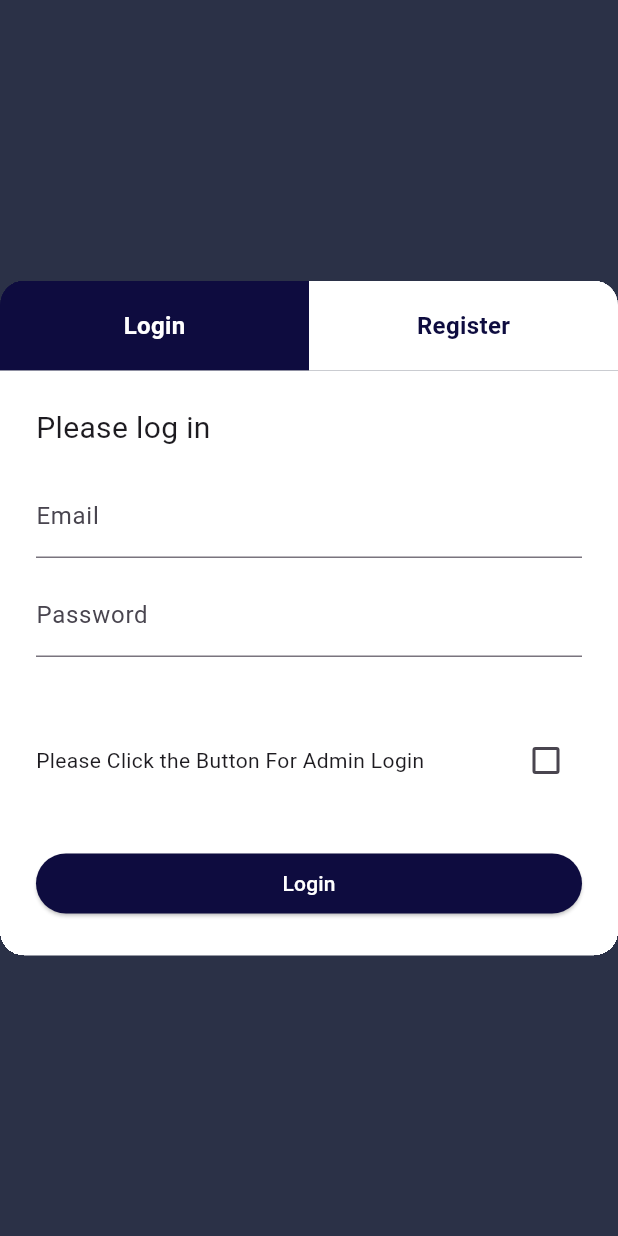
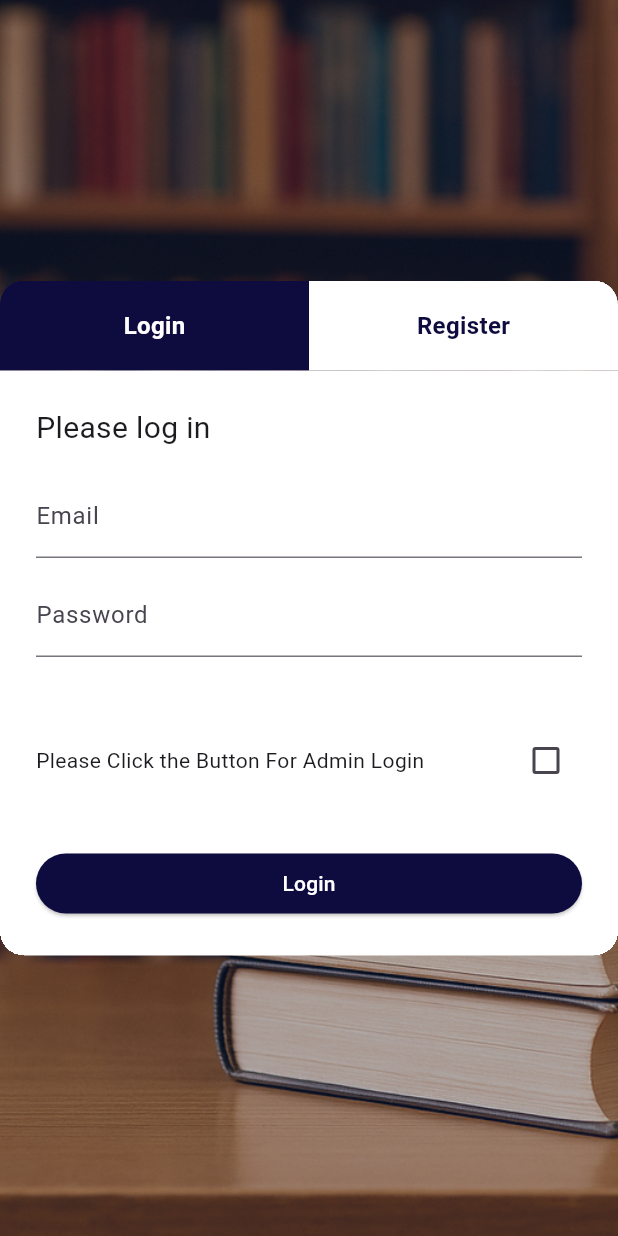
Before and after one commit to okayhamamci/LibraryAppGitHub, a Flutter app: the screen it shows after launch, on a phone screen of 412 x 824 dp. Run offline on Flutter 3.47's test engine with Material 3 defaults, Android fonts, the phone set to English and light mode, and no system bars; our stand-ins replace shared_preferences.

Commit message:
ui chnage

```diff
--- a/LibraryApp/obj/Debug/net8.0/LibraryApp.sourcelink.json
+++ b/LibraryApp/obj/Debug/net8.0/LibraryApp.sourcelink.json
@@ -1 +1 @@
-{"documents":{"C:\\Users\\HP\\Desktop\\GitHub\\LibraryAppGitHub\\*":"https://raw.githubusercontent.com/okayhamamci/LibraryAppGitHub/bcc3db9140e698af34e55ddb739cc3d5176c74ac/*"}}
+{"documents":{"C:\\Users\\HP\\Desktop\\GitHub\\LibraryAppGitHub\\*":"https://raw.githubusercontent.com/okayhamamci/LibraryAppGitHub/97d853f8710ac0fea8d3cf51774217846986b214/*"}}
--- a/LibraryApp/obj/Debug/net8.0/rjsmcshtml.dswa.cache.json
+++ b/LibraryApp/obj/Debug/net8.0/rjsmcshtml.dswa.cache.json
@@ -1 +1 @@
-{"GlobalPropertiesHash":"hPTlWUdnekGiNd+O3SP3hiOmHe3kpSJKZwK605gVr2M=","FingerprintPatternsHash":"8ZRc1sGeVrPBx4lD717BgRaQekyh78QKV9SKsdt638U=","PropertyOverridesHash":"8ZRc1sGeVrPBx4lD717BgRaQekyh78QKV9SKsdt638U=","InputHashes":["\u002B\u002BAYDRHPYMd2B2zIhtdjKvNXtxloueH0GAVh6jP4Q8U=","9nvg3jztdJSXDTa4mCXomkiUEy\u002BmS24KzhvdirgJ8pU=","u9iLZ19qDll5DrlLUSHJCicZzuoMOysvc8x4W2u8Ow8=","XAFu3zQGZquIecGvXBMlaLT0xvRyipm3OENDP2B2OTc=","AHWRYLT7WBfSQF\u002BXtAcroQJT0vCQFovYJf0X1NB0Wao="],"CachedAssets":{},"CachedCopyCandidates":{}}
+{"GlobalPropertiesHash":"hPTlWUdnekGiNd+O3SP3hiOmHe3kpSJKZwK605gVr2M=","FingerprintPatternsHash":"8ZRc1sGeVrPBx4lD717BgRaQekyh78QKV9SKsdt638U=","PropertyOverridesHash":"8ZRc1sGeVrPBx4lD717BgRaQekyh78QKV9SKsdt638U=","InputHashes":["\u002B\u002BAYDRHPYMd2B2zIhtdjKvNXtxloueH0GAVh6jP4Q8U=","9nvg3jztdJSXDTa4mCXomkiUEy\u002BmS24KzhvdirgJ8pU=","u9iLZ19qDll5DrlLUSHJCicZzuoMOysvc8x4W2u8Ow8=","XAFu3zQGZquIecGvXBMlaLT0xvRyipm3OENDP2B2OTc=","ksB7fr\u002Bq583OLn7u5N61d/SiDitw5PnDv/oHfMELdpE="],"CachedAssets":{},"CachedCopyCandidates":{}}
--- a/LibraryApp/obj/Debug/net8.0/rjsmrazor.dswa.cache.json
+++ b/LibraryApp/obj/Debug/net8.0/rjsmrazor.dswa.cache.json
@@ -1 +1 @@
-{"GlobalPropertiesHash":"L9Ss8nrZWKveqYDmx/lJ5jkf5zdt734br2NHzKdZohw=","FingerprintPatternsHash":"8ZRc1sGeVrPBx4lD717BgRaQekyh78QKV9SKsdt638U=","PropertyOverridesHash":"8ZRc1sGeVrPBx4lD717BgRaQekyh78QKV9SKsdt638U=","InputHashes":["\u002B\u002BAYDRHPYMd2B2zIhtdjKvNXtxloueH0GAVh6jP4Q8U=","9nvg3jztdJSXDTa4mCXomkiUEy\u002BmS24KzhvdirgJ8pU=","u9iLZ19qDll5DrlLUSHJCicZzuoMOysvc8x4W2u8Ow8=","XAFu3zQGZquIecGvXBMlaLT0xvRyipm3OENDP2B2OTc=","AHWRYLT7WBfSQF\u002BXtAcroQJT0vCQFovYJf0X1NB0Wao="],"CachedAssets":{},"CachedCopyCandidates":{}}
+{"GlobalPropertiesHash":"L9Ss8nrZWKveqYDmx/lJ5jkf5zdt734br2NHzKdZohw=","FingerprintPatternsHash":"8ZRc1sGeVrPBx4lD717BgRaQekyh78QKV9SKsdt638U=","PropertyOverridesHash":"8ZRc1sGeVrPBx4lD717BgRaQekyh78QKV9SKsdt638U=","InputHashes":["\u002B\u002BAYDRHPYMd2B2zIhtdjKvNXtxloueH0GAVh6jP4Q8U=","9nvg3jztdJSXDTa4mCXomkiUEy\u002BmS24KzhvdirgJ8pU=","u9iLZ19qDll5DrlLUSHJCicZzuoMOysvc8x4W2u8Ow8=","XAFu3zQGZquIecGvXBMlaLT0xvRyipm3OENDP2B2OTc=","ksB7fr\u002Bq583OLn7u5N61d/SiDitw5PnDv/oHfMELdpE="],"CachedAssets":{},"CachedCopyCandidates":{}}
--- a/library_frontend/lib/start_page.dart
+++ b/library_frontend/lib/start_page.dart
@@ -101,8 +101,19 @@ void _showSnack(String message) {
 @override
 Widget build(BuildContext context) {
   return Scaffold(
-      backgroundColor: const Color.fromARGB(255, 43, 49, 71),
-      body: Center(
+    body: Stack(
+      fit: StackFit.expand,
+      children: [
+        Image.asset(
+          'assets/lib.png',
+          fit: BoxFit.cover,
+        ),
+
+        Container(
+          color: const Color.fromARGB(255, 13, 56, 131).withOpacity(0.25),
+        ),
+
+        Center(
           child: Container(
             height: 450,
             width: 450,
@@ -188,8 +199,11 @@ void _showSnack(String message) {
             ),
           ),
         ),
+      ],
+    ),
   );
 }
+
 
   Widget _buildLoginForm() => Column(
         crossAxisAlignment: CrossAxisAlignment.stretch,
--- a/library_frontend/pubspec.yaml
+++ b/library_frontend/pubspec.yaml
@@ -63,8 +63,8 @@ flutter:
   uses-material-design: true
 
   # To add assets to your application, add an assets section, like this:
-  # assets:
-  #   - images/a_dot_burr.jpeg
+  assets:
+    - assets/lib.png
   #   - images/a_dot_ham.jpeg
 
   # An image asset can refer to one or more resolution-specific "variants", see
```
Also changed, not shown: library_frontend/assets/lib.png (added), library_frontend/pubspec.lock, 10 other files. Lines whose indentation alone changed are shown as unchanged.
